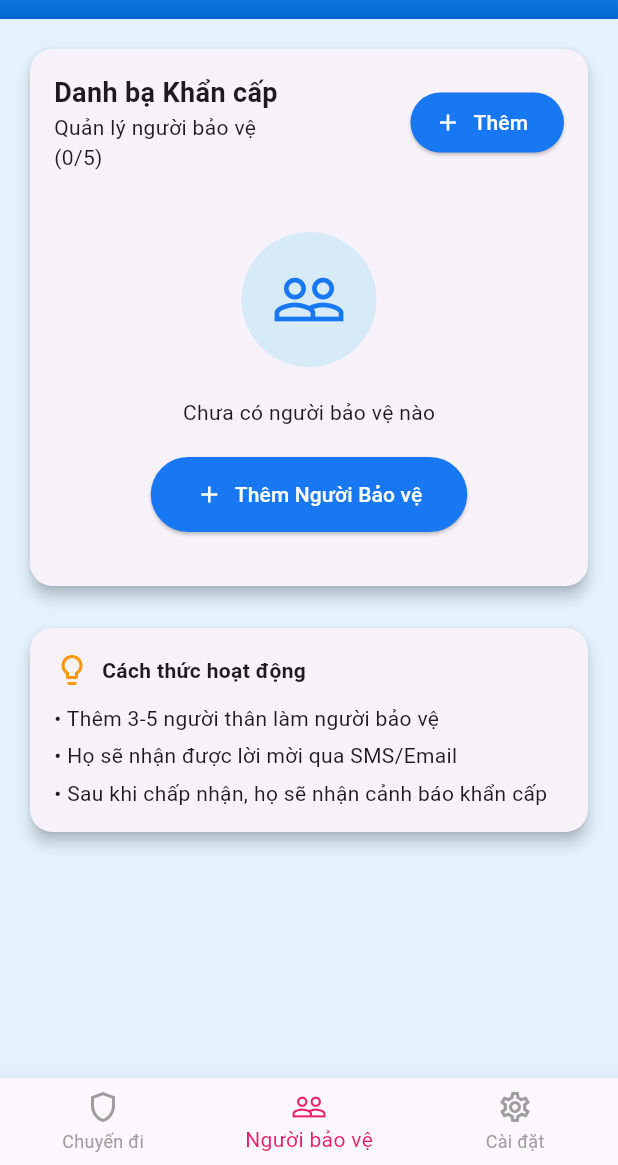
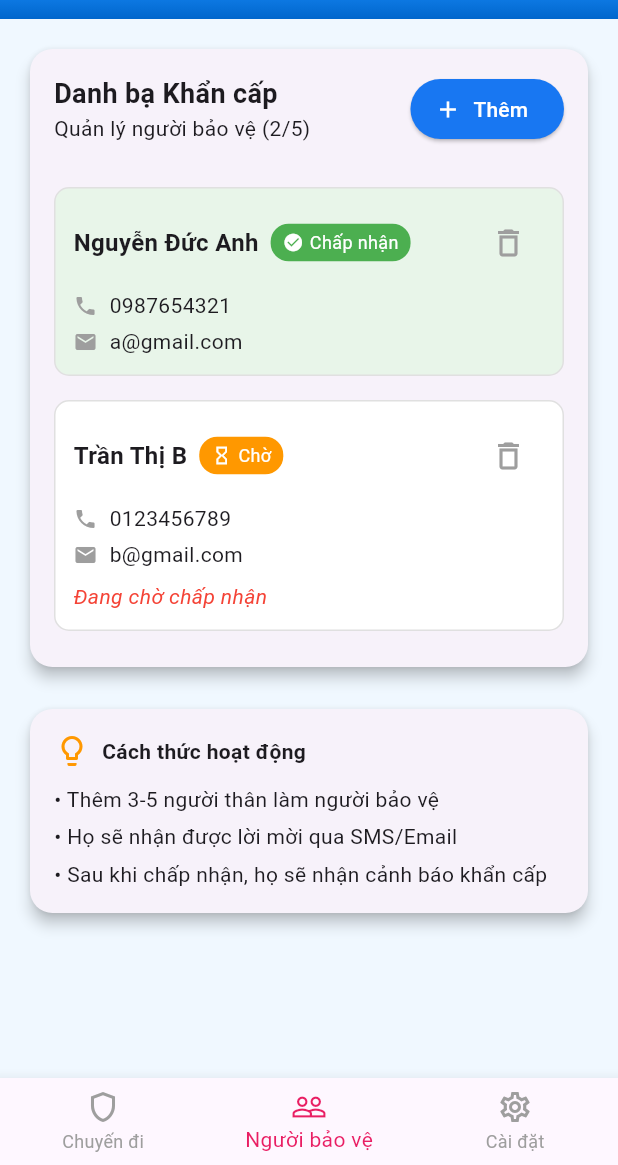
Before and after one commit to NguyenDucAnhhh/SafeTrek, a Flutter app: the screen it shows after launch, on a phone screen of 412 x 824 dp, the part 71-1236 px from its top. Run offline on Flutter 3.47's test engine with Material 3 defaults, Android fonts, the phone set to English and light mode, and no system bars; Roboto replaces fonts that are missing (Arimo).

Commit message:
[Update] tach class guardiancard, card cap nhat 2 giao dien

```diff
--- /dev/null
+++ b/lib/screens/guardians/guardiancard.dart
@@ -0,0 +1,100 @@
+import 'package:flutter/material.dart';
+import 'guardians.dart';
+
+class GuardianCard extends StatelessWidget {
+  final Guardian guardian;
+  final VoidCallback onRemove;
+
+  const GuardianCard({
+    super.key,
+    required this.guardian,
+    required this.onRemove,
+  });
+
+  @override
+  Widget build(BuildContext context) {
+    final bool isAccepted = guardian.isAccepted;
+    final Color cardColor = isAccepted ? const Color(0xFFE8F5E9) : Colors.white;
+    final Color tagColor = isAccepted ? Colors.green : Colors.orange;
+    final String tagText = isAccepted ? 'Chấp nhận' : 'Chờ';
+    final IconData tagIcon = isAccepted ? Icons.check_circle : Icons.hourglass_empty;
+
+    return Container(
+      margin: const EdgeInsets.symmetric(vertical: 8.0),
+      padding: const EdgeInsets.all(12.0),
+      decoration: BoxDecoration(
+        color: cardColor,
+        borderRadius: BorderRadius.circular(10.0),
+        border: Border.all(color: Colors.grey.shade300),
+      ),
+      child: Column(
+        crossAxisAlignment: CrossAxisAlignment.start,
+        children: [
+          Row(
+            mainAxisAlignment: MainAxisAlignment.spaceBetween,
+            children: [
+              Row(
+                children: [
+                  Text(
+                    guardian.name,
+                    style: const TextStyle(
+                      fontWeight: FontWeight.bold,
+                      fontSize: 16,
+                    ),
+                  ),
+                  const SizedBox(width: 8),
+                  Container(
+                    padding: const EdgeInsets.symmetric(horizontal: 8, vertical: 4),
+                    decoration: BoxDecoration(
+                      color: tagColor,
+                      borderRadius: BorderRadius.circular(12),
+                    ),
+                    child: Row(
+                      children: [
+                        Icon(tagIcon, color: Colors.white, size: 14),
+                        const SizedBox(width: 4),
+                        Text(
+                          tagText,
+                          style: const TextStyle(color: Colors.white, fontSize: 12),
+                        ),
+                      ],
+                    ),
+                  ),
+                ],
+              ),
+              IconButton(
+                icon: const Icon(Icons.delete_outline, color: Colors.grey),
+                onPressed: onRemove,
+              ),
+            ],
+          ),
+          const SizedBox(height: 8),
+          Row(
+            children: [
+              const Icon(Icons.phone, size: 16, color: Colors.grey),
+              const SizedBox(width: 8),
+              Text(guardian.phone),
+            ],
+          ),
+          if (guardian.email != null) ...[
+            const SizedBox(height: 4),
+            Row(
+              children: [
+                const Icon(Icons.email, size: 16, color: Colors.grey),
+                const SizedBox(width: 8),
+                Text(guardian.email!),
+              ],
+            ),
+          ],
+          if (!isAccepted) ...[
+            const SizedBox(height: 8),
+            const Text(
+              'Đang chờ chấp nhận',
+              style: TextStyle(color: Colors.red, fontStyle: FontStyle.italic),
+            ),
+          ]
+        ],
+      ),
+    );
+  }
+}
--- a/lib/screens/guardians/guardians.dart
+++ b/lib/screens/guardians/guardians.dart
@@ -1,4 +1,5 @@
 import 'package:flutter/material.dart';
+import 'package:safetrek_project/screens/guardians/guardiancard.dart';
 import 'package:safetrek_project/widgets/app_bar.dart';
 import 'package:safetrek_project/widgets/bottom_navigation.dart';
 
@@ -7,8 +8,9 @@ class Guardian {
   final String name;
   final String phone;
   final String? email;
+  final bool isAccepted;
 
-  Guardian({required this.name, required this.phone, this.email});
+  Guardian({required this.name, required this.phone, this.email, this.isAccepted = true});
 }
 
 class GuardiansScreen extends StatefulWidget {
@@ -20,7 +22,10 @@ class GuardiansScreen extends StatefulWidget {
 
 class _GuardiansScreenState extends State<GuardiansScreen> {
   int _selectedIndex = 1;
-  final List<Guardian> _guardians = [];
+  final List<Guardian> _guardians = [
+    Guardian(name: 'Nguyễn Đức Anh', phone: '0987654321', email: 'a@gmail.com', isAccepted: true),
+    Guardian(name: 'Trần Thị B', phone: '0123456789', email: 'b@gmail.com', isAccepted: false),
+  ];
 
   void _onItemTapped(int index) {
     setState(() {
@@ -168,7 +173,7 @@ class _GuardiansScreenState extends State<GuardiansScreen> {
     return Scaffold(
       appBar: const CustomAppBar(),
       body: Container(
-        color: const Color(0xFFE3F2FD),
+        color: const Color(0xFFF0F8FF),
         padding: const EdgeInsets.all(16.0),
         child: Column(
           children: [
@@ -194,8 +199,7 @@ class _GuardiansScreenState extends State<GuardiansScreen> {
                                 fontWeight: FontWeight.bold,
                               ),
                             ),
-                            Text('Quản lý người bảo vệ'),
-                            Text('(${_guardians.length}/5)')
+                             Text('Quản lý người bảo vệ (${_guardians.length}/5)'),
                           ],
                         ),
                         ElevatedButton.icon(
@@ -220,10 +224,10 @@ class _GuardiansScreenState extends State<GuardiansScreen> {
                               CircleAvatar(
                                 radius: 45,
                                 backgroundColor: const Color(0xFFD6EAF8),
-                                child: const Icon(
-                                  Icons.people_outline,
+                                child: Icon(
+                                  Icons.groups_outlined,
                                   size: 50,
-                                  color: Color(0xFF1877F2),
+                                  color: const Color(0xFF1877F2),
                                 ),
                               ),
                               const SizedBox(height: 20),
@@ -300,87 +304,3 @@ class _GuardiansScreenState extends State<GuardiansScreen> {
     );
   }
 }
-
-class GuardianCard extends StatelessWidget {
-  final Guardian guardian;
-  final VoidCallback onRemove;
-
-  const GuardianCard({
-    super.key,
-    required this.guardian,
-    required this.onRemove,
-  });
-
-  @override
-  Widget build(BuildContext context) {
-    return Container(
-      margin: const EdgeInsets.symmetric(vertical: 8.0),
-      padding: const EdgeInsets.all(12.0),
-      decoration: BoxDecoration(
-        color: Colors.white,
-        borderRadius: BorderRadius.circular(10.0),
-        border: Border.all(color: Colors.grey.shade300),
-      ),
-      child: Column(
-        crossAxisAlignment: CrossAxisAlignment.start,
-        children: [
-          Row(
-            mainAxisAlignment: MainAxisAlignment.spaceBetween,
-            children: [
-              Row(
-                children: [
-                  Text(
-                    guardian.name,
-                    style: const TextStyle(
-                      fontWeight: FontWeight.bold,
-                      fontSize: 16,
-                    ),
-                  ),
-                  const SizedBox(width: 8),
-                  Container(
-                    padding: const EdgeInsets.symmetric(horizontal: 8, vertical: 2),
-                    decoration: BoxDecoration(
-                      color: Colors.orange,
-                      borderRadius: BorderRadius.circular(12),
-                    ),
-                    child: const Text(
-                      'Chờ',
-                      style: TextStyle(color: Colors.white, fontSize: 12),
-                    ),
-                  ),
-                ],
-              ),
-              IconButton(
-                icon: const Icon(Icons.delete_outline, color: Colors.grey),
-                onPressed: onRemove,
-              ),
-            ],
-          ),
-          const SizedBox(height: 8),
-          Row(
-            children: [
-              const Icon(Icons.phone, size: 16, color: Colors.grey),
-              const SizedBox(width: 8),
-              Text(guardian.phone),
-            ],
-          ),
-          if (guardian.email != null) ...[
-            const SizedBox(height: 4),
-            Row(
-              children: [
-                const Icon(Icons.email, size: 16, color: Colors.grey),
-                const SizedBox(width: 8),
-                Text(guardian.email!),
-              ],
-            ),
-          ],
-          const SizedBox(height: 8),
-          const Text(
-            'Đang chờ chấp nhận',
-            style: TextStyle(color: Colors.red, fontStyle: FontStyle.italic),
-          ),
-        ],
-      ),
-    );
-  }
-}
```
